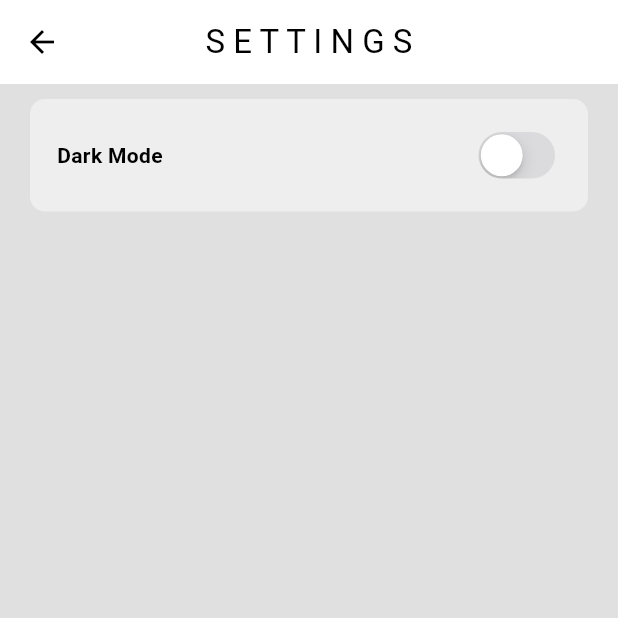
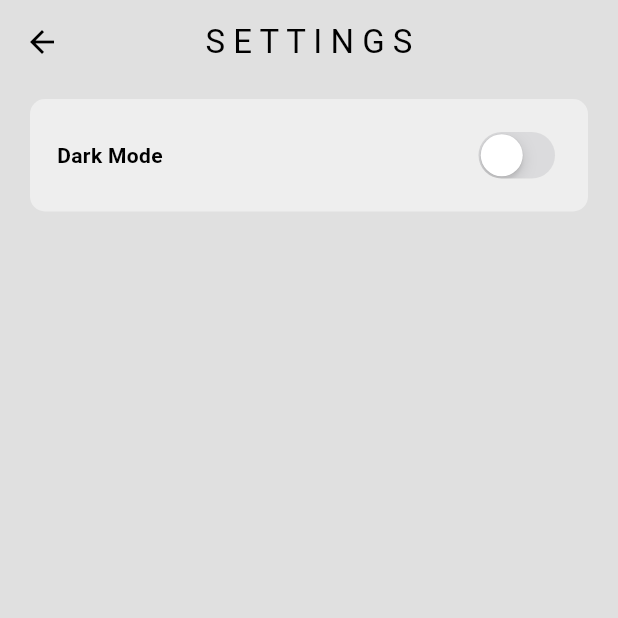
Before and after one commit to Andrew-Marfo/minimal-twitter-clone, a Flutter app: the screen it shows after launch, in the side drawer, after a tap on "S E T T I N G S", on a phone screen of 412 x 824 dp, the top half of it. Run offline on Flutter 3.47's test engine with Material 3 defaults, Android fonts, the phone set to English and light mode, and no system bars.

Commit message:
adjusted the background colors of the scaffold

```diff
--- a/lib/screens/homepage.dart
+++ b/lib/screens/homepage.dart
@@ -7,10 +7,11 @@ class HomePage extends StatelessWidget {
   @override
   Widget build(BuildContext context) {
     return Scaffold(
+      backgroundColor: Theme.of(context).colorScheme.surface,
       appBar: AppBar(
-        title: const Text('H O M E P A G E'),
+        title: const Text('H O M E'),
         centerTitle: true,
-        backgroundColor: Theme.of(context).colorScheme.onPrimary,
+        backgroundColor: Theme.of(context).colorScheme.surface,
       ),
       drawer: const MyDrawer(),
     );
--- a/lib/screens/settings_screen.dart
+++ b/lib/screens/settings_screen.dart
@@ -9,9 +9,10 @@ class SettingsScreen extends StatelessWidget {
   @override
   Widget build(BuildContext context) {
     return Scaffold(
+      backgroundColor: Theme.of(context).colorScheme.surface,
       appBar: AppBar(
         title: const Text('S E T T I N G S'),
-        backgroundColor: Theme.of(context).colorScheme.onPrimary,
+        backgroundColor: Theme.of(context).colorScheme.surface,
         centerTitle: true,
       ),
       body: Column(
```
